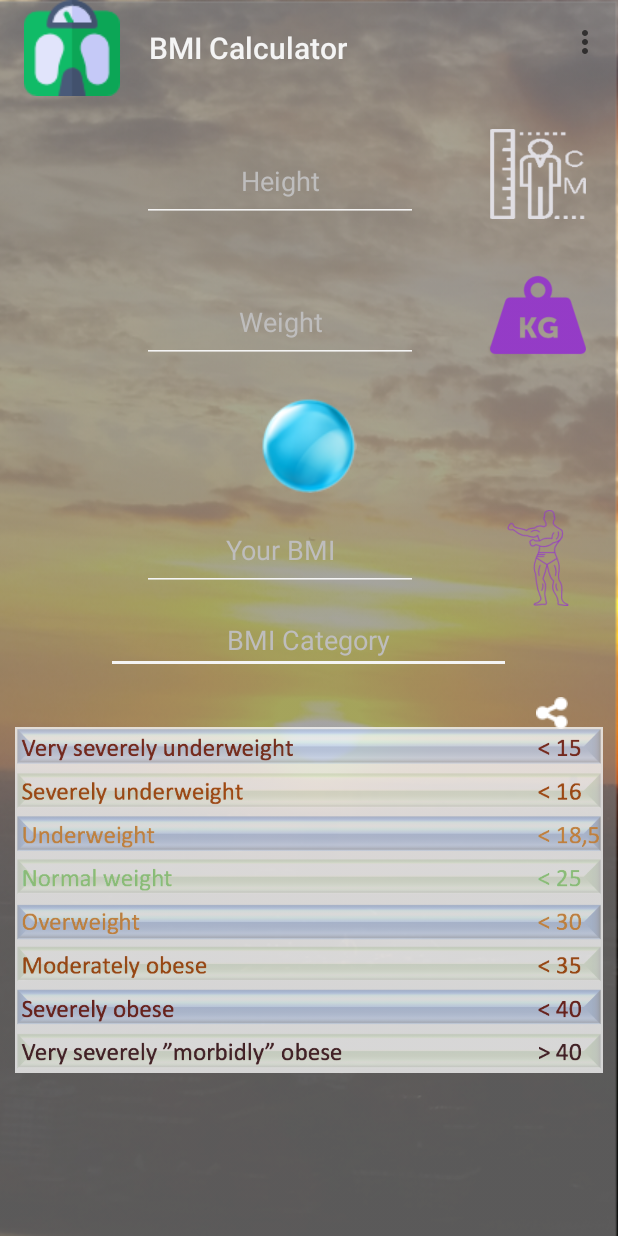
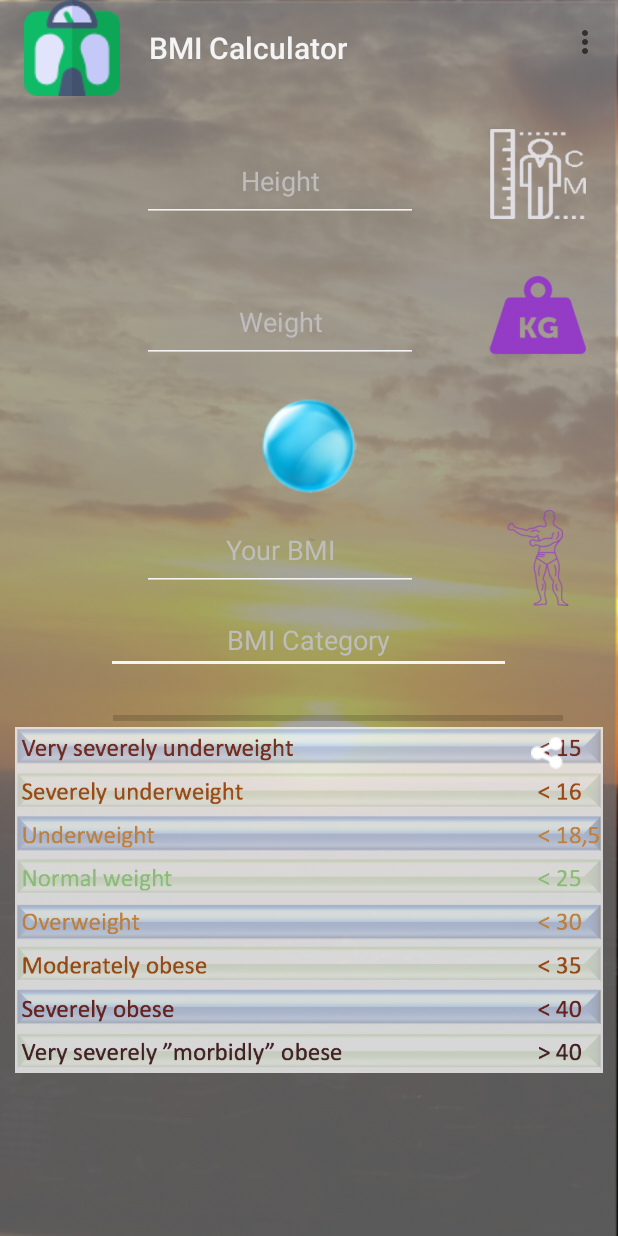
Before and after one commit to Dawid87/BMI-Calculator, an Android app: the screen it shows after launch (MainActivity), on a phone screen of 412 x 824 dp. Run offline under Robolectric (Android 15) with nearby library versions, the phone set to English and light mode, and no system bars; our stand-ins replace AdMob; libraries missing offline, so code that uses them is left out: com.anjlab.android; 1 statement that could not run was skipped.

Commit message:
Add progress bar and move share button under progression bar

```diff
--- a/app/src/main/res/layout/activity_main.xml
+++ b/app/src/main/res/layout/activity_main.xml
@@ -173,18 +173,28 @@
                     android:layout_alignParentStart="true" />
 
                 <ImageButton
-                    android:onClick="share"
                     android:id="@+id/share"
                     android:layout_width="wrap_content"
                     android:layout_height="wrap_content"
                     android:layout_alignEnd="@+id/imageView3"
                     android:layout_alignRight="@+id/imageView3"
                     android:layout_below="@+id/bmiCat"
-                    android:layout_marginEnd="12dp"
-                    android:layout_marginRight="12dp"
-                    android:layout_marginTop="15dp"
+                    android:layout_marginEnd="15dp"
+                    android:layout_marginRight="15dp"
+                    android:layout_marginTop="42dp"
                     android:background="@color/colorCustom2"
+                    android:onClick="share"
                     ads:srcCompat="@drawable/share" />
+
+                <ProgressBar
+                    android:id="@+id/progressBar2"
+                    style="?android:attr/progressBarStyleHorizontal"
+                    android:layout_width="300dp"
+                    android:layout_height="wrap_content"
+                    android:layout_alignEnd="@+id/share"
+                    android:layout_alignRight="@+id/share"
+                    android:layout_below="@+id/bmiCat"
+                    android:layout_marginTop="21dp" />
 
 
             </RelativeLayout>
```
